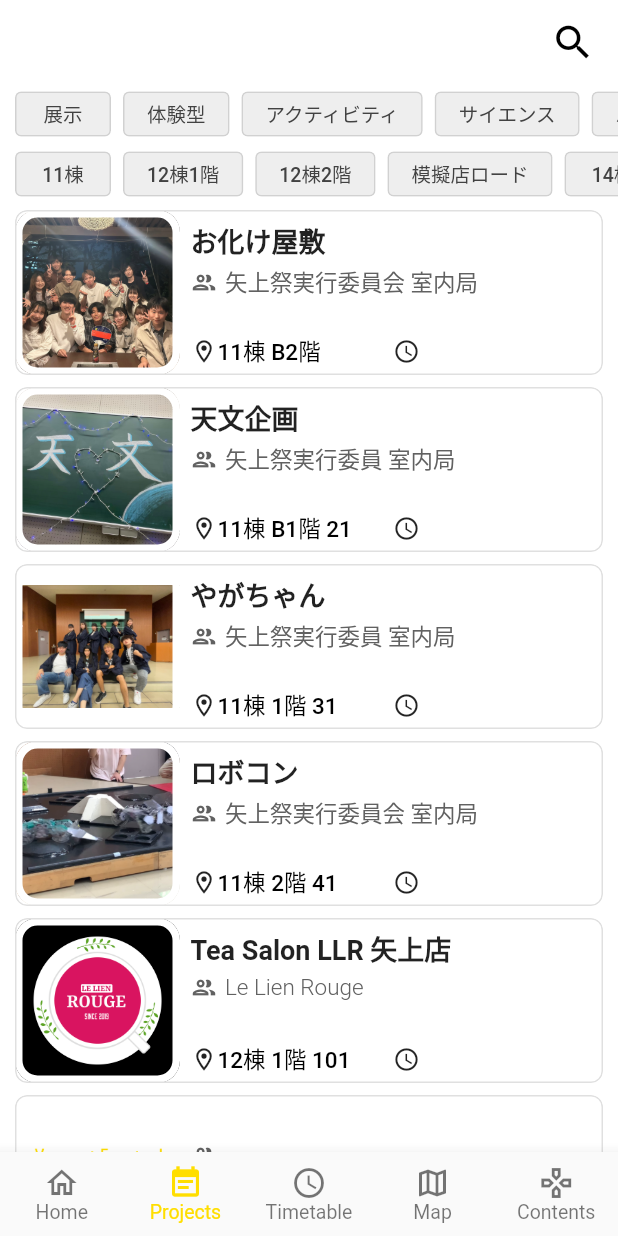
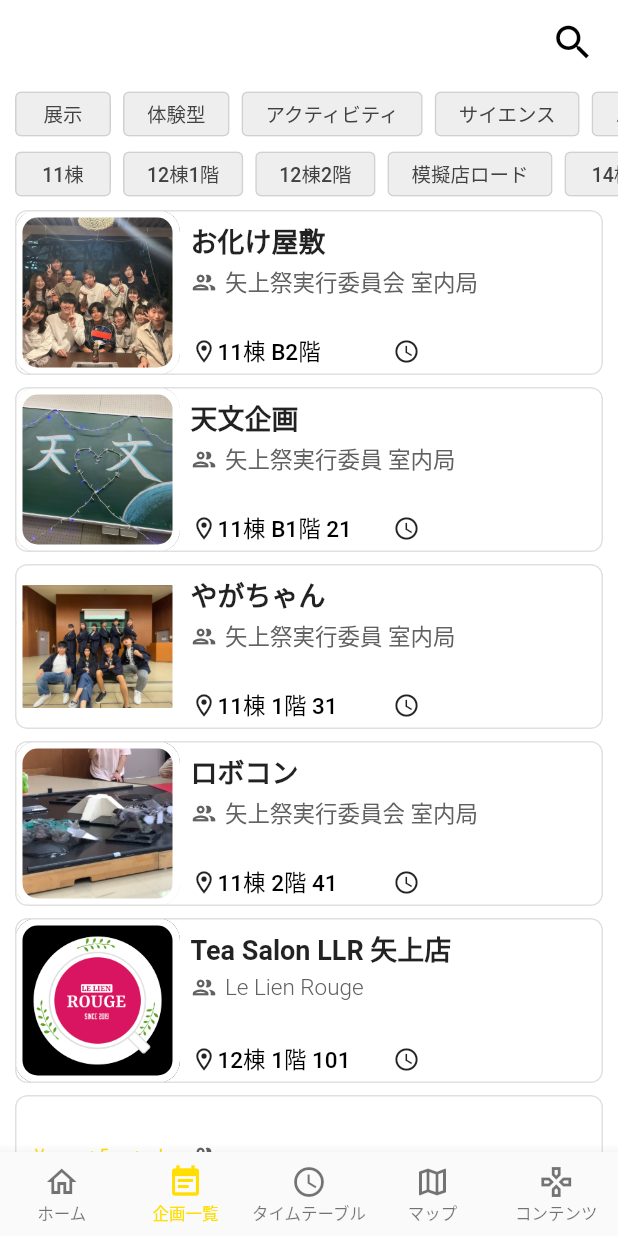
Before and after one commit to yuga-jp/yagamy, a Flutter app: the screen it shows after launch, item 2 of the bottom bar chosen, on a phone screen of 412 x 824 dp. Run offline on Flutter 3.47's test engine with Material 2 defaults, Android fonts, the phone set to English and light mode, and no system bars; our stand-ins replace flutter_riverpod, flutter_svg, font_awesome_flutter, freezed_annotation, go_router; missing offline and left inert: mobile_scanner.

Commit message:
adjust bottom navigation bar

```diff
--- a/lib/view/common/ui_part/custom_navigation_bar.dart
+++ b/lib/view/common/ui_part/custom_navigation_bar.dart
@@ -32,26 +32,26 @@ class _CustomNavigationBarState extends State<CustomNavigationBar> {
         BottomNavigationBarItem(
           activeIcon: Icon(Icons.home),
           icon: Icon(Icons.home_outlined),
-          label: 'Home',
+          label: 'ホーム',
         ),
         BottomNavigationBarItem(
           activeIcon: Icon(Icons.event_note),
           icon: Icon(Icons.event_note_outlined),
-          label: 'Projects',
+          label: '企画一覧',
         ),
         BottomNavigationBarItem(
           icon: Icon(Icons.schedule),
-          label: 'Timetable',
+          label: 'タイムテーブル',
         ),
         BottomNavigationBarItem(
           activeIcon: Icon(Icons.map),
           icon: Icon(Icons.map_outlined),
-          label: 'Map',
+          label: 'マップ',
         ),
         BottomNavigationBarItem(
           activeIcon: Icon(Icons.gamepad),
           icon: Icon(Icons.gamepad_outlined),
-          label: 'Contents',
+          label: 'コンテンツ',
         ),
       ],
       onTap: (index) {
@@ -59,8 +59,8 @@ class _CustomNavigationBarState extends State<CustomNavigationBar> {
       },
       currentIndex: widget.navigationShell.currentIndex,
       type: BottomNavigationBarType.fixed,
-      selectedFontSize: 13,
-      unselectedFontSize: 13,
+      selectedFontSize: 11,
+      unselectedFontSize: 11,
       showUnselectedLabels: true,
     );
   }
```
